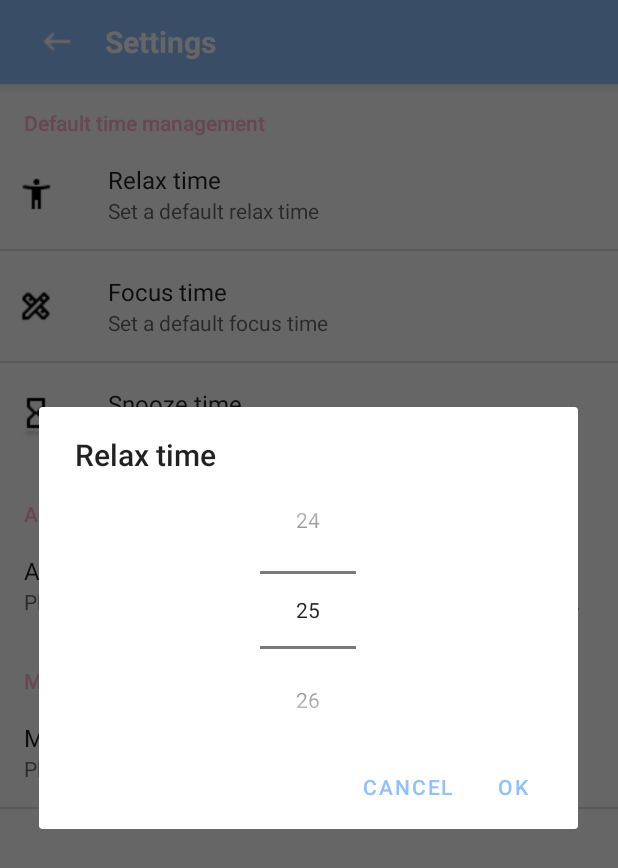
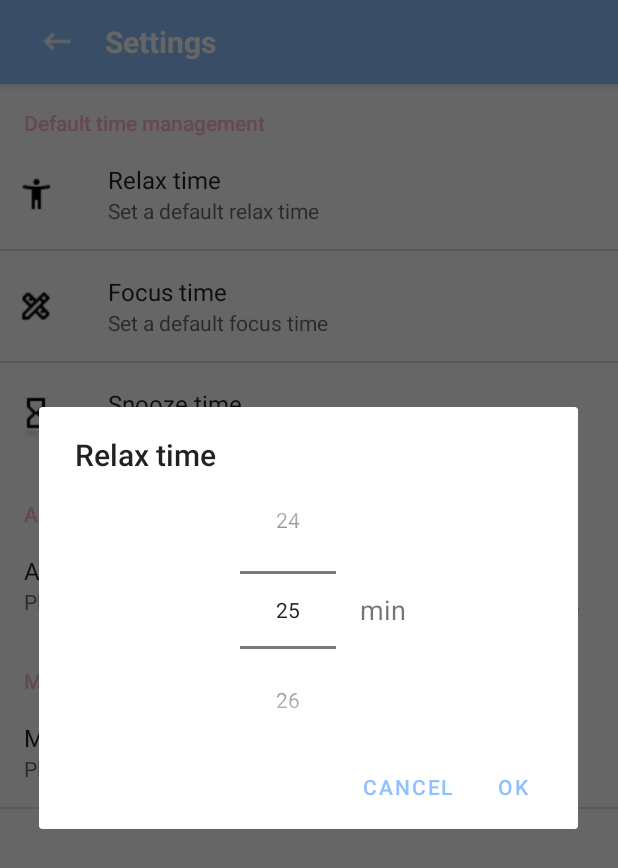
Before and after one commit to Samillynn/HourGlass, an Android app: the fragment SettingsFragment placed in its activity, after a tap on "Relax time", on a phone screen of 412 x 824 dp. Shown: the top 868 px of the screen. Run offline under Robolectric (Android 15) with nearby library versions, the phone set to English and light mode, and no system bars.

Commit message:
Fix reminder bug and improve time picker layout.

```diff
--- a/app/build.gradle
+++ b/app/build.gradle
@@ -37,6 +37,7 @@ dependencies {
     implementation 'com.google.android.gms:play-services-basement:18.0.1'
     implementation 'androidx.legacy:legacy-support-v4:1.0.0'
     implementation "androidx.fragment:fragment:1.4.1"
+    implementation 'androidx.activity:activity:1.4.0'
     testImplementation 'junit:junit:4.13.2'
     androidTestImplementation 'androidx.test.ext:junit:1.1.3'
     androidTestImplementation 'androidx.test.espresso:espresso-core:3.4.0'
--- a/app/src/main/java/com/example/myapplication/NumberPickerPreference.java
+++ b/app/src/main/java/com/example/myapplication/NumberPickerPreference.java
@@ -20,9 +20,8 @@ import java.util.function.Supplier;
 public class NumberPickerPreference extends DialogPreference {
 
     // allowed range
-    public static final int MAX_VALUE = 90;
+    public int max_value = 90;
     public static final int MIN_VALUE = 0;
-    public static final int DEFAULT_VALUE = 15;
     // enable or disable the 'circular behavior'
     public static final boolean WRAP_SELECTOR_WHEEL = true;
 
@@ -38,28 +37,17 @@ public class NumberPickerPreference extends DialogPreference {
         super(context, attrs, defStyleAttr);
     }
 
-    @Override
-    protected View onCreateDialogView() {
-        Log.i("Dialog", "onCreateDialogView");
-        FrameLayout.LayoutParams layoutParams = new FrameLayout.LayoutParams(
-                ViewGroup.LayoutParams.WRAP_CONTENT, ViewGroup.LayoutParams.WRAP_CONTENT);
-        layoutParams.gravity = Gravity.CENTER;
-
-        picker = new NumberPicker(getContext());
-        picker.setLayoutParams(layoutParams);
-
-        FrameLayout dialogView = new FrameLayout(getContext());
-        dialogView.addView(picker);
-
-        return dialogView;
+    public void setMaxValue(int maxValue){
+        this.max_value = maxValue;
     }
 
     @Override
     protected void onBindDialogView(View view) {
         Log.i("Dialog", "onBindDialogView");
         super.onBindDialogView(view);
+        picker = view.findViewById(R.id.number_picker);
         picker.setMinValue(MIN_VALUE);
-        picker.setMaxValue(MAX_VALUE);
+        picker.setMaxValue(max_value);
         picker.setWrapSelectorWheel(WRAP_SELECTOR_WHEEL);
         picker.setValue(getValue.get());
     }
--- a/app/src/main/java/com/example/myapplication/ReminderBroadcast.java
+++ b/app/src/main/java/com/example/myapplication/ReminderBroadcast.java
@@ -25,8 +25,8 @@ public class ReminderBroadcast extends BroadcastReceiver{
                 .setContentIntent(contentIntent) //for going back to app
                 .setContentTitle("Reminder")
                 .setContentText("Time to get back to work! " + SharedData.getInstance().getMotivationMessage())
-                .setDefaults(NotificationCompat.DEFAULT_ALL)
-                .setPriority(NotificationCompat.PRIORITY_MAX);
+                .setDefaults(NotificationCompat.DEFAULT_SOUND|NotificationCompat.DEFAULT_VIBRATE)
+                .setPriority(NotificationCompat.PRIORITY_HIGH);
 
         NotificationManagerCompat notificationManager = NotificationManagerCompat.from(context);
 
--- a/app/src/main/java/com/example/myapplication/SettingsFragment.java
+++ b/app/src/main/java/com/example/myapplication/SettingsFragment.java
@@ -12,7 +12,7 @@ public class SettingsFragment extends PreferenceFragment {
         super.onCreate(saveInstanceState);
         addPreferencesFromResource(R.xml.settings);
 
-        NumberPickerPreference relaxTimePref = (NumberPickerPreference)findPreference("relax_time");
+        NumberPickerPreference relaxTimePref = (NumberPickerPreference) findPreference("relax_time");
         relaxTimePref.setGetter(SharedData.getInstance()::getDefaultRestTimeSecs);
         relaxTimePref.setSetter(SharedData.getInstance()::setDefaultRestTimeSecs);
 
@@ -23,6 +23,7 @@ public class SettingsFragment extends PreferenceFragment {
         NumberPickerPreference snoozeTimePref = (NumberPickerPreference) findPreference("snooze_time");
         snoozeTimePref.setGetter(SharedData.getInstance()::getDefaultSnoozeTimeSecs);
         snoozeTimePref.setSetter(SharedData.getInstance()::setDefaultSnoozeTimeSecs);
+        snoozeTimePref.setMaxValue(15);
 
         Preference whitelistPref = findPreference("access_management");
         whitelistPref.setOnPreferenceClickListener(preference -> {
--- a/app/src/main/java/com/example/myapplication/SharedData.java
+++ b/app/src/main/java/com/example/myapplication/SharedData.java
@@ -35,7 +35,7 @@ public class SharedData {
     }
 
     public String getMotivationMessage() {
-        return sharedPreferences.getString(MOTIVATION_MESSAGE, "Default Motivation Message");
+        return sharedPreferences.getString(MOTIVATION_MESSAGE, "Self-discipline is the way to happiness");
     }
 
     public void setMotivationMessage(String motivationMessage) {
--- /dev/null
+++ b/app/src/main/res/layout/number_picker_dialog.xml
@@ -0,0 +1,36 @@
+<?xml version="1.0" encoding="utf-8"?>
+<RelativeLayout xmlns:android="http://schemas.android.com/apk/res/android"
+    xmlns:app="http://schemas.android.com/apk/res-auto"
+    android:layout_width="wrap_content"
+    android:layout_height="wrap_content"
+    android:layout_gravity="center">
+
+
+    <FrameLayout
+        android:layout_width="wrap_content"
+        android:layout_height="wrap_content"
+        android:id="@+id/number_picker_frame"
+        android:layout_centerHorizontal="true"
+        android:layout_centerVertical="true">
+
+        <NumberPicker
+            android:id="@+id/number_picker"
+            android:layout_width="wrap_content"
+            android:layout_height="wrap_content"
+            android:layout_marginStart="20dp">
+        </NumberPicker>
+
+
+        <TextView
+            android:layout_width="wrap_content"
+            android:layout_height="wrap_content"
+            android:layout_marginVertical="77dp"
+            android:layout_marginStart="100dp"
+            android:text="min"
+            android:textSize="18sp">
+        </TextView>
+
+    </FrameLayout>
+
+
+</RelativeLayout>
--- a/app/src/main/res/xml/settings.xml
+++ b/app/src/main/res/xml/settings.xml
@@ -5,17 +5,20 @@
         android:title="@string/settings_default_relax_time"
         android:summary="@string/default_relax_time_summary"
         android:key="relax_time"
-            android:icon="@drawable/relax_time_icon" />
+        android:icon="@drawable/relax_time_icon"
+        android:dialogLayout="@layout/number_picker_dialog"/>
     <com.example.myapplication.NumberPickerPreference
         android:title="@string/settings_default_focus_time"
         android:summary="@string/default_focus_time_summary"
         android:key="focus_time"
-            android:icon="@drawable/focus_time_icon" />
+        android:icon="@drawable/focus_time_icon"
+        android:dialogLayout="@layout/number_picker_dialog"/>
     <com.example.myapplication.NumberPickerPreference
         android:title="@string/settings_default_snooze_time"
         android:summary="@string/default_snooze_time_summary"
         android:key="snooze_time"
-            android:icon="@drawable/snooze_time_icon" />
+        android:icon="@drawable/snooze_time_icon"
+        android:dialogLayout="@layout/number_picker_dialog"/>
 
 </PreferenceCategory>
 
```
Also changed, not shown: app/src/main/AndroidManifest.xml (+8 -0 lines), app/src/main/java/com/example/myapplication/MainActivity.java (+8 -5 lines), app/src/main/res/layout/motivational_msg_popup.xml (deleted, +0 -55 lines). Lines whose indentation alone changed are shown as unchanged.
